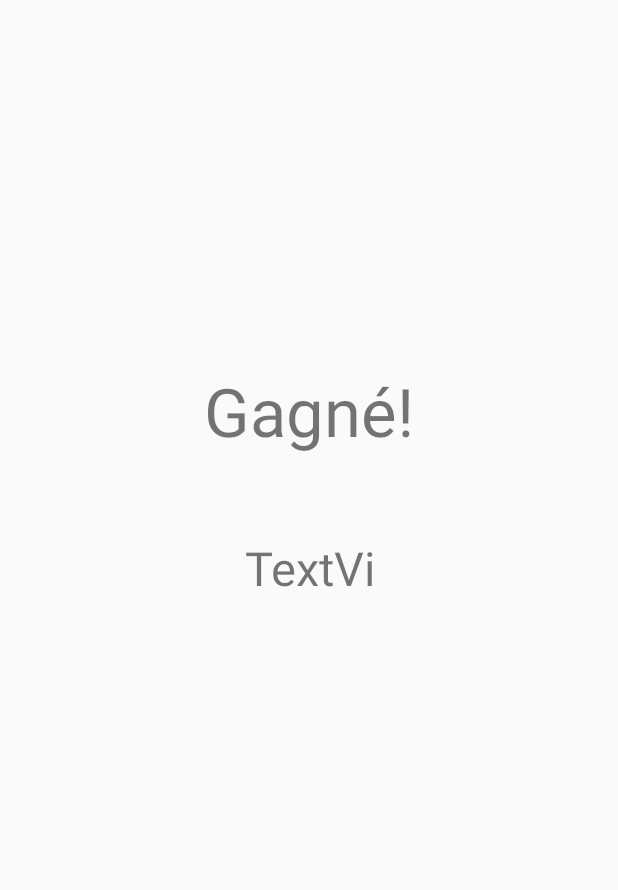
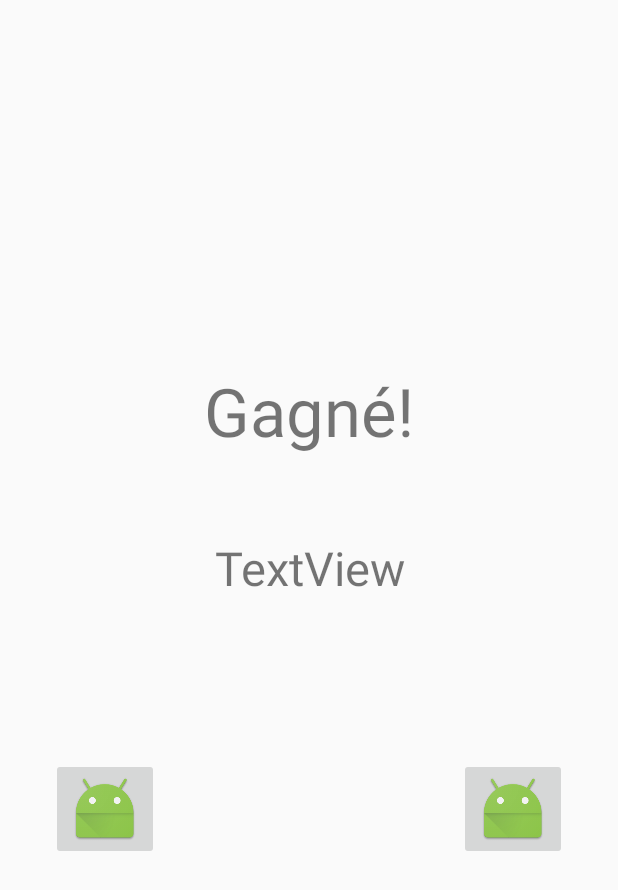
Before and after one commit to sgadois/Mazeltof, an Android app: the layout activity_win.xml on its own in the app's theme, with its tools: preview values and no code run, on a phone screen of 412 x 824 dp. Shown: the top 890 px of the screen. Run offline under Robolectric (Android 15) with nearby library versions, the phone set to English and light mode, and no system bars.

Commit message:
WinActivity v2

```diff
--- a/app/src/main/AndroidManifest.xml
+++ b/app/src/main/AndroidManifest.xml
@@ -26,6 +26,9 @@
         <activity
             android:name=".Activities.LevelActivity"
             android:label="Choix du niveau" />
+        <activity
+            android:name=".Activities.WinActivity"
+            android:theme="@style/AppTheme.NoActionBar" />
     </application>
 
 </manifest>
--- a/app/src/main/java/com/m2dl/mobe/mazeltof/Activities/LabyrintheActivity.java
+++ b/app/src/main/java/com/m2dl/mobe/mazeltof/Activities/LabyrintheActivity.java
@@ -1,6 +1,7 @@
 package com.m2dl.mobe.mazeltof.Activities;
 
 import android.content.Context;
+import android.content.Intent;
 import android.content.res.Configuration;
 import android.content.res.Resources;
 import android.hardware.Sensor;
@@ -283,7 +284,7 @@
 
     public void isWin(){
         if(mBallPos.x>= mScrWidth || mBallPos.y >= mScrHeight){
-            //MURIEL LOL C EST ICI QU ON A GAGNE HAHA
+            startActivity(new Intent(this, WinActivity.class));
         }
     }
 
--- a/app/src/main/res/layout/activity_win.xml
+++ b/app/src/main/res/layout/activity_win.xml
@@ -1,5 +1,6 @@
 <?xml version="1.0" encoding="utf-8"?>
 <RelativeLayout xmlns:android="http://schemas.android.com/apk/res/android"
+    xmlns:app="http://schemas.android.com/apk/res-auto"
     xmlns:tools="http://schemas.android.com/tools"
     android:id="@+id/activity_win"
     android:layout_width="match_parent"
@@ -23,7 +24,7 @@
 
     <TextView
         android:text="TextView"
-        android:layout_width="100dp"
+        android:layout_width="300dp"
         android:layout_height="50dp"
         android:id="@+id/temps"
         android:layout_marginTop="53dp"
@@ -31,4 +32,22 @@
         android:layout_centerHorizontal="true"
         android:textSize="14pt"
         android:textAlignment="center"/>
+
+    <ImageButton
+        android:layout_width="wrap_content"
+        android:layout_height="wrap_content"
+        app:srcCompat="@mipmap/ic_launcher"
+        android:layout_marginTop="98dp"
+        android:id="@+id/boutonRejouer"
+        android:layout_below="@+id/temps"
+        android:layout_toStartOf="@+id/wintv" />
+
+    <ImageButton
+        android:layout_width="wrap_content"
+        android:layout_height="wrap_content"
+        app:srcCompat="@mipmap/ic_launcher"
+        android:layout_alignTop="@+id/boutonRejouer"
+        android:layout_toEndOf="@+id/wintv"
+        android:id="@+id/boutonMenu" />
+
 </RelativeLayout>
```
Also changed, not shown: app/src/main/java/com/m2dl/mobe/mazeltof/Activities/WinActivity.java (+20 -0 lines).
